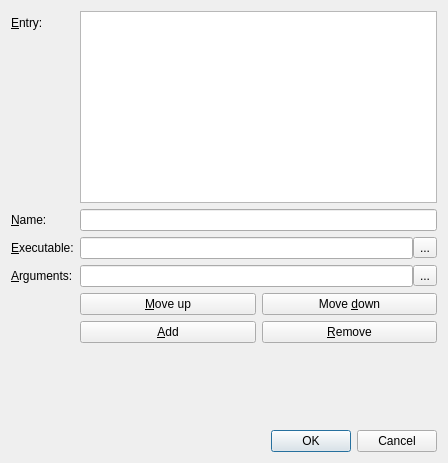
Above: src/optionexternaltoolsdialog.ui from ambiesoft/SceneExplorer before the change. Below: the same form after it.
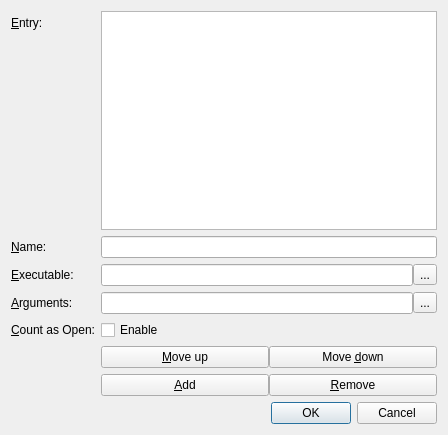
That is the form after the change.

Commit message: Add: External Tools can move up and down. Add: External Tools can be counted as Open. Add: Distribution includes FFmpeg.

```diff
--- a/src/optionexternaltoolsdialog.ui
+++ b/src/optionexternaltoolsdialog.ui
@@ -7,7 +7,7 @@
     <x>0</x>
     <y>0</y>
     <width>448</width>
-    <height>463</height>
+    <height>435</height>
    </rect>
   </property>
   <property name="windowTitle">
@@ -67,9 +67,46 @@
      </item>
     </layout>
    </item>
-   <item row="12" column="1">
-    <widget class="QWidget" name="widget" native="true">
+   <item row="6" column="0">
+    <widget class="QLabel" name="labelArg">
+     <property name="text">
+      <string>&amp;Arguments:</string>
+     </property>
+     <property name="buddy">
+      <cstring>lineArg</cstring>
+     </property>
+    </widget>
+   </item>
+   <item row="6" column="1">
+    <layout class="QHBoxLayout" name="hlArguments">
+     <property name="spacing">
+      <number>0</number>
+     </property>
+     <item>
+      <widget class="QLineEdit" name="lineArg"/>
+     </item>
+     <item>
+      <widget class="QToolButton" name="tbArguments">
+       <property name="text">
+        <string>...</string>
+       </property>
+      </widget>
+     </item>
+    </layout>
+   </item>
+   <item row="8" column="1">
+    <widget class="QCheckBox" name="chkCountAsOpen">
+     <property name="text">
+      <string>Enable</string>
+     </property>
+    </widget>
+   </item>
+   <item row="9" column="1">
+    <widget class="QWidget" name="widgetMove" native="true">
      <layout class="QHBoxLayout" name="horizontalLayout">
+      <property name="spacing">
+       <number>0</number>
+      </property>
       <property name="leftMargin">
        <number>0</number>
       </property>
@@ -99,9 +136,12 @@
      </layout>
     </widget>
    </item>
-   <item row="15" column="1">
-    <widget class="QWidget" name="widget_2" native="true">
+   <item row="10" column="1">
+    <widget class="QWidget" name="widgetAddRemove" native="true">
      <layout class="QHBoxLayout" name="horizontalLayout_2">
+      <property name="spacing">
+       <number>0</number>
+      </property>
       <property name="leftMargin">
        <number>0</number>
       </property>
@@ -131,20 +171,7 @@
      </layout>
     </widget>
    </item>
-   <item row="16" column="1">
-    <spacer name="verticalSpacer">
-     <property name="orientation">
-      <enum>Qt::Vertical</enum>
-     </property>
-     <property name="sizeHint" stdset="0">
-      <size>
-       <width>20</width>
-       <height>40</height>
-      </size>
-     </property>
-    </spacer>
-   </item>
-   <item row="17" column="1">
+   <item row="18" column="1">
     <widget class="QDialogButtonBox" name="buttonBox">
      <property name="orientation">
       <enum>Qt::Horizontal</enum>
@@ -154,27 +181,10 @@
      </property>
     </widget>
    </item>
-   <item row="10" column="1">
-    <layout class="QHBoxLayout" name="horizontalLayout_4">
-     <property name="spacing">
-      <number>0</number>
-     </property>
-     <item>
-      <widget class="QLineEdit" name="lineArg"/>
-     </item>
-     <item>
-      <widget class="QToolButton" name="tbArguments">
-       <property name="text">
-        <string>...</string>
-       </property>
-      </widget>
-     </item>
-    </layout>
-   </item>
-   <item row="10" column="0">
-    <widget class="QLabel" name="labelArg">
+   <item row="8" column="0">
+    <widget class="QLabel" name="labelCountAsOpen">
      <property name="text">
-      <string>&amp;Arguments:</string>
+      <string>&amp;Count as Open:</string>
      </property>
      <property name="buddy">
       <cstring>lineArg</cstring>
```
Left out of the diff: 5 changed lines with no effect on the pictures. The commit also changes 8 other files.
